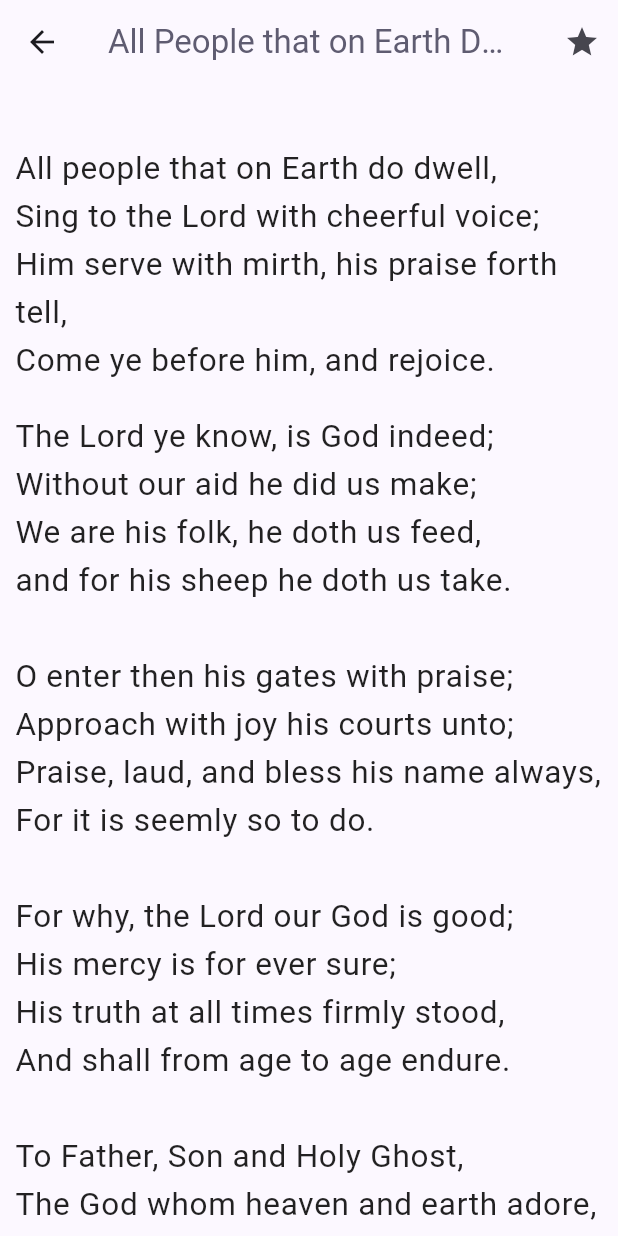
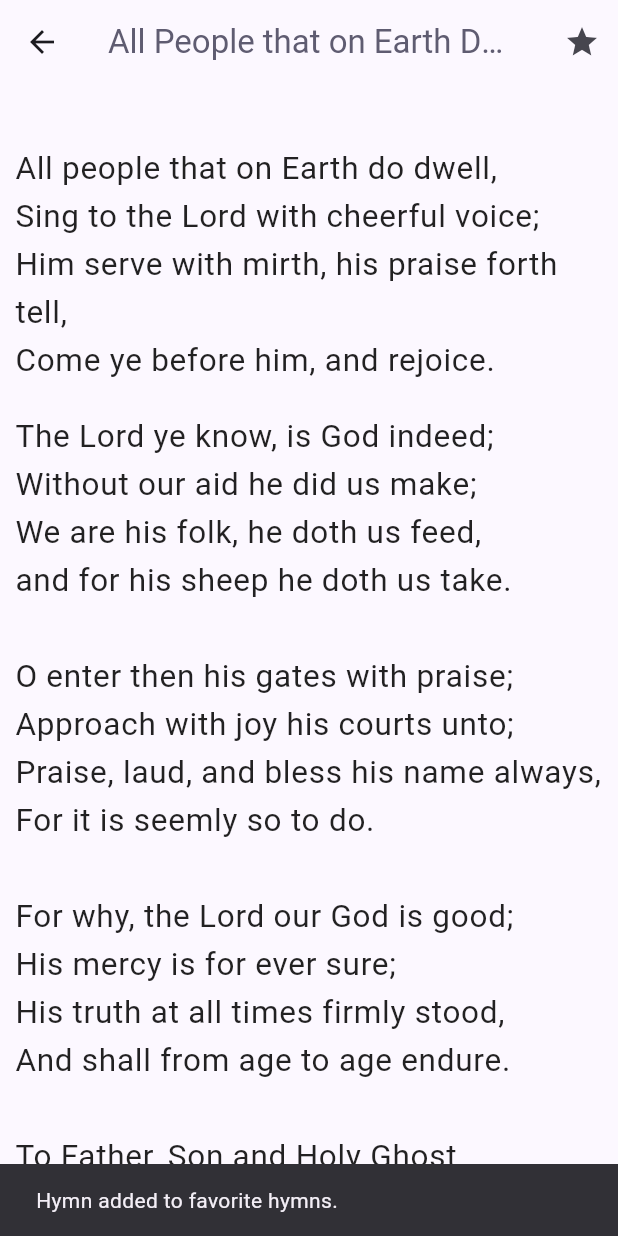
Before and after one commit to NkwiCyril/cameroon_hymnal, a Flutter app: the HymnalContentScreen screen opened directly with empty values, after a tap on the "star" icon, on a phone screen of 412 x 824 dp. Run offline on Flutter 3.47's test engine with Material 2 defaults, Android fonts, the phone set to English and light mode, and no system bars; our stand-ins replace google_fonts.

Commit message:
functionality for adding hymn to favorite: 70% complete

```diff
--- a/cameroon_hymnal/lib/screens/hymn_content_screen.dart
+++ b/cameroon_hymnal/lib/screens/hymn_content_screen.dart
@@ -1,4 +1,5 @@
 import 'package:cameroon_hymnal/data/hymn_data.dart';
+import 'package:cameroon_hymnal/model/hymn_model.dart';
 import 'package:cameroon_hymnal/widgets/hymn_content.dart';
 import 'package:flutter/material.dart';
 
@@ -12,6 +13,32 @@ class HymnalContentScreen extends StatelessWidget {
 
   @override
   Widget build(BuildContext context) {
+    final List<Hymn> favoriteMeals = [];
+
+    void displayMessage(String message) {
+      ScaffoldMessenger.of(context).clearSnackBars();
+      ScaffoldMessenger.of(context).showSnackBar(
+        SnackBar(
+          content: Text(message),
+          dismissDirection: DismissDirection.up,
+          duration: const Duration(seconds: 2),
+
+        ),
+      );
+    }
+
+    void addToFavorite(int index) {
+      final isExisting = favoriteMeals.contains(hymnData[index]);
+      if (isExisting) {
+        favoriteMeals.remove(hymnData[index]);
+        displayMessage('Hymn removed from favorite hymns.');
+      }
+      if (!isExisting) {
+        favoriteMeals.add(hymnData[index]);
+        displayMessage('Hymn added to favorite hymns.');
+      }
+    }
+
     return Scaffold(
       appBar: AppBar(
         title: Text(
@@ -23,7 +50,9 @@ class HymnalContentScreen extends StatelessWidget {
         ),
         actions: [
           IconButton(
-            onPressed: () {},
+            onPressed: () {
+              addToFavorite(index);
+            },
             icon: const Icon(
               Icons.star,
             ),
```
Also changed, not shown: cameroon_hymnal/lib/main.dart (+4 -4 lines), cameroon_hymnal/lib/screens/favorite_screen.dart (+4 -6 lines), 3 other files.
